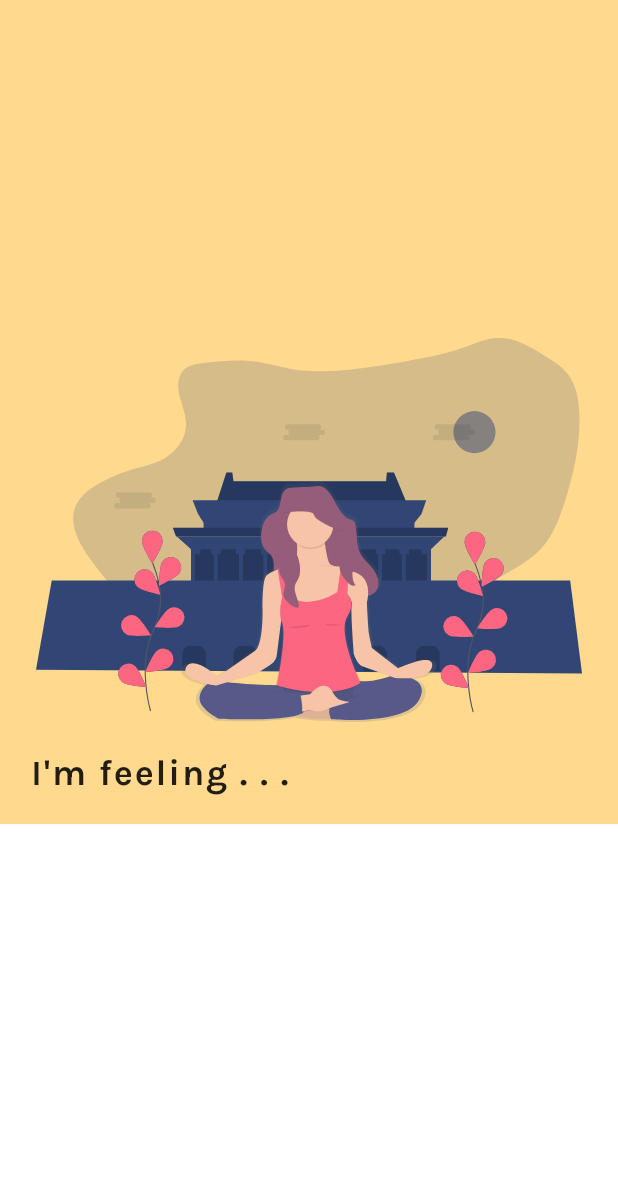
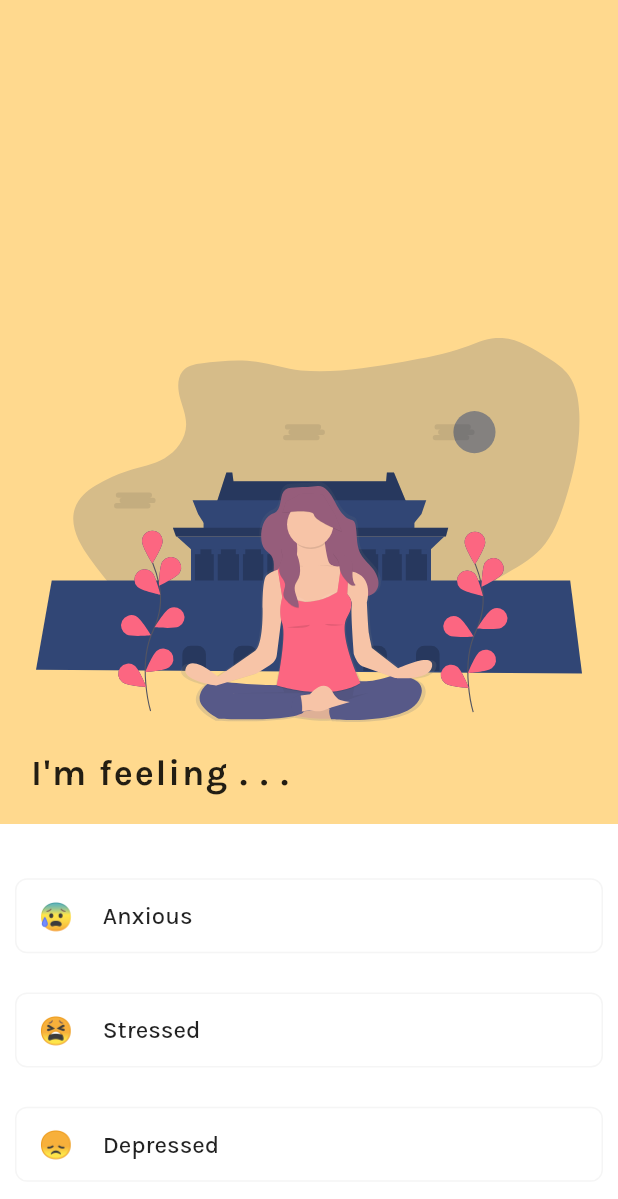
Before and after one commit to chuabingquan/helm, a Flutter app: the screen it shows after launch, on a phone screen of 412 x 824 dp. Shown: the top 1199 px of the screen. Run offline on Flutter 3.47's test engine with Material 2 defaults, Android fonts, the phone set to English and light mode, and no system bars; our stand-ins replace flutter_svg, google_fonts.

Commit message:
Add emoji button widget

```diff
--- a/lib/screens/home.dart
+++ b/lib/screens/home.dart
@@ -1,5 +1,7 @@
 import 'package:flutter/material.dart';
 import 'package:flutter_svg/flutter_svg.dart';
+
+import '../widgets/emoji_button.dart';
 
 class Home extends StatelessWidget {
   @override
@@ -55,7 +57,32 @@ class Home extends StatelessWidget {
             Flexible(
               flex: 1,
               child: Container(
-                color: Colors.white
+                width: double.infinity,
+                padding: const EdgeInsets.all(10.0),
+                color: Colors.white,
+                child: Column(
+                  mainAxisAlignment: MainAxisAlignment.spaceEvenly,
+                  children: <Widget>[
+                    EmojiButton(
+                      height: 50.0,
+                      emoji: '😰',
+                      text: 'Anxious',
+                      onPressed: () {},
+                    ),
+                    EmojiButton(
+                      height: 50.0,
+                      emoji: '😫',
+                      text: 'Stressed',
+                      onPressed: () {},
+                    ),
+                    EmojiButton(
+                      height: 50.0,
+                      emoji: '😞',
+                      text: 'Depressed',
+                      onPressed: () {},
+                    ),
+                  ],
+                ),
               ),
             ),
           ],
--- /dev/null
+++ b/lib/widgets/emoji_button.dart
@@ -0,0 +1,54 @@
+import 'package:flutter/material.dart';
+
+class EmojiButton extends StatelessWidget {
+  final String emoji;
+  final String text;
+  final double height;
+  final Function onPressed;
+
+  EmojiButton({
+    @required this.emoji,
+    @required this.text,
+    this.height = 55.0,
+    @required this.onPressed,
+  });
+
+  @override
+  Widget build(BuildContext context) {
+    return ButtonTheme(
+      height: height,
+      child: OutlineButton(
+        shape: RoundedRectangleBorder(
+          borderRadius: BorderRadius.circular(
+            8.0,
+          ),
+        ),
+        borderSide: BorderSide(
+          color: Colors.grey.shade100,
+        ),
+        highlightColor: Colors.grey.shade100,
+        highlightedBorderColor: Colors.grey.shade100,
+        child: Row(
+          children: <Widget>[
+            Text(
+              emoji,
+              style: const TextStyle(
+                fontSize: 18.0,
+              ),
+            ),
+            SizedBox(
+              width: 20.0,
+            ),
+            Text(
+              text,
+              style: const TextStyle(
+                fontSize: 16.0,
+              ),
+            ),
+          ],
+        ),
+        onPressed: onPressed,
+      ),
+    );
+  }
+}
```
